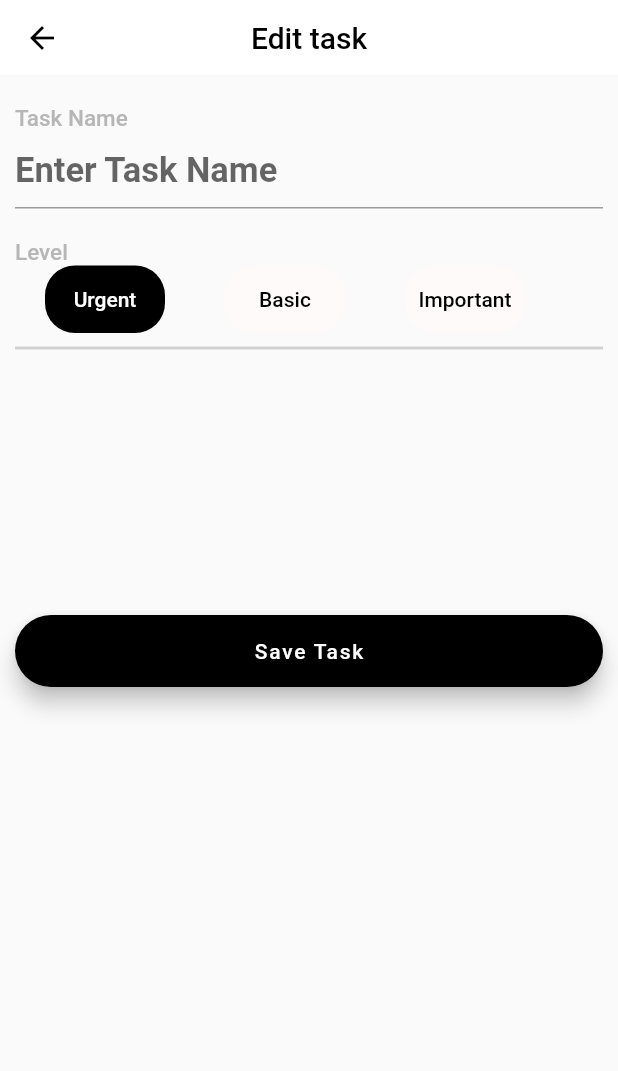
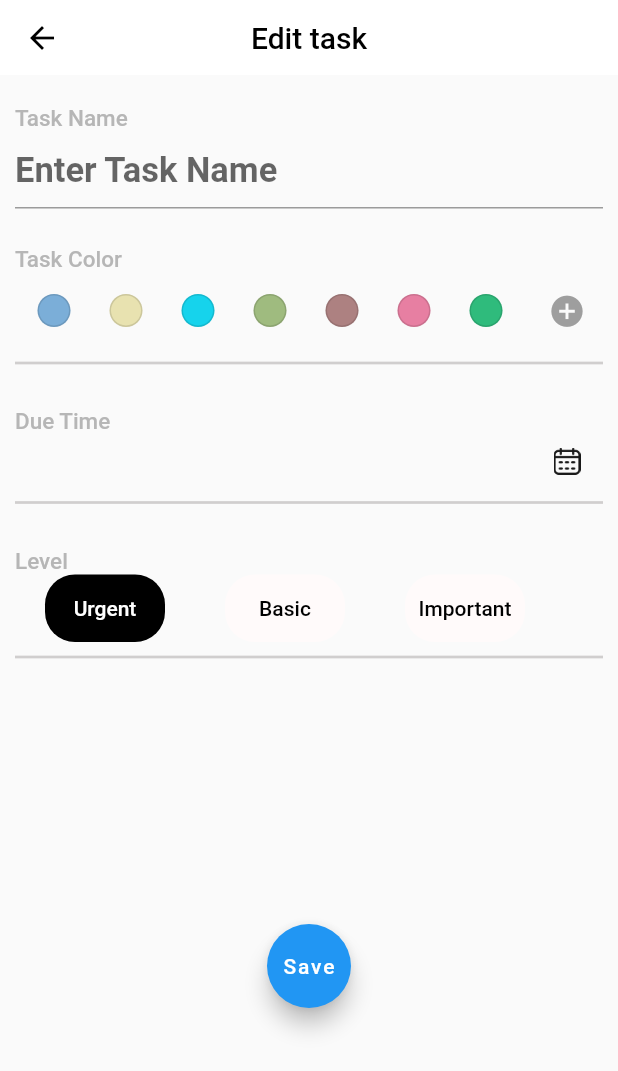
Before and after one commit to kit2512/kit_f04_todo, a Flutter app: the TaskConfig screen opened directly with sample values from the repository, on a phone screen of 412 x 824 dp. Shown: the top 1071 px of the screen. Run offline on Flutter 3.47's test engine with Material 2 defaults, Android fonts, the phone set to English and light mode, and no system bars; our stand-ins replace flutter_screenutil, hexcolor.

Commit message:
update_task

```diff
--- a/lib/main.dart
+++ b/lib/main.dart
@@ -1,7 +1,6 @@
 import 'package:demo_state_app/src/app.dart';
 import 'package:demo_state_app/src/data/task_manager.dart';
 import 'package:flutter/material.dart';
-
 import 'package:provider/provider.dart';
 
 void main() {
--- a/lib/src/ui/screen/task_screen.dart
+++ b/lib/src/ui/screen/task_screen.dart
@@ -10,11 +10,10 @@ import 'package:demo_state_app/src/ui/task_config/task_date.dart';
 import 'package:flutter/material.dart';
 
 class TaskConfig extends StatelessWidget {
-  final Task task;
-  const TaskConfig({required this.task,super.key});
+  Task? task;
+  TaskConfig({this.task, super.key});
   @override
   Widget build(BuildContext context) {
-    ColorList colorList = ColorList();
     return Scaffold(
       resizeToAvoidBottomInset: false,
       appBar: BuildAppBar(title: "Edit task"),
@@ -23,16 +22,9 @@ class TaskConfig extends StatelessWidget {
           margin: const EdgeInsets.only(left: 10, right: 10),
           child: Column(
             children: [
-              TaskName(name: task.name),
-              // TaskColor(
-              //   colorLists: colorList.colorLists,
-              //   onPressed: () {},
-              // ),
-              // const TaskDate(onTimeChanged: ),
-              // TaskPlace(
-              //   place: "",
-              //   onPressed: () {},
-              // ),
+              TaskName(name: task!.name),
+              TaskColor(color: task!.color),
+              TaskDate(date: task!.date, time: task!.time),
               const TaskLevel(),
               const TasKButtonSave(),
             ],
--- a/lib/src/ui/task_config/task_button_save.dart
+++ b/lib/src/ui/task_config/task_button_save.dart
@@ -10,7 +10,10 @@ class TasKButtonSave extends StatelessWidget {
     return Container(
       margin: const EdgeInsets.only(top: 168),
       width: 500,
-      child: FloatingButton(title: "Save Task"),
+      child: FloatingActionButton(
+        child: Text("Save"),
+        onPressed: () {},
+      ),
     );
   }
 }
--- a/lib/src/ui/task_config/task_color.dart
+++ b/lib/src/ui/task_config/task_color.dart
@@ -3,12 +3,15 @@ import 'package:flutter/material.dart';
 import 'package:hexcolor/hexcolor.dart';
 
 class TaskColor extends StatelessWidget {
-  final Function(Color) onColorsChanged;
-  final List<Color> colorLists;
-  const TaskColor(
-      {required this.colorLists, required this.onColorsChanged, super.key});
+   Color color;
+   TaskColor(
+      {
+        required this.color,
+      //  required this.onColorsChanged,
+        super.key});
   @override
   Widget build(BuildContext context) {
+    ColorList colorLists = ColorList();
     return Container(
       margin: const EdgeInsets.only(top: 25),
       child: Column(
@@ -32,7 +35,7 @@ class TaskColor extends StatelessWidget {
                   width: MediaQuery.of(context).size.width - 70,
                   child: ListView.builder(
                     shrinkWrap: true,
-                    itemCount: colorLists.length,
+                    itemCount: colorLists.colorLists.length,
                     scrollDirection: Axis.horizontal,
                     itemBuilder: (BuildContext context, int index) {
                       // if (index <= colorLists.length) {
@@ -41,16 +44,16 @@ class TaskColor extends StatelessWidget {
                         child: OutlinedButton(
                           style: ElevatedButton.styleFrom(
                             shape: const CircleBorder(),
-                            backgroundColor: colorLists[index],
+                            backgroundColor: colorLists.colorLists[index],
                             maximumSize: const Size(22, 22),
                             minimumSize: const Size(22, 22),
                           ),
                           onPressed: (){
-                            onColorsChanged(colorLists[index]);
+                            color = colorLists.colorLists[index];
                           },
                           child: Container(
                             decoration: BoxDecoration(
-                              color: colorLists[index],
+                              color: colorLists.colorLists[index],
                               shape: BoxShape.circle,
                             ),
                             width: 23,
@@ -66,7 +69,7 @@ class TaskColor extends StatelessWidget {
                   height: 20,
                   child: IconButton(
                     onPressed: () {},
-                    icon: Icon(
+                    icon:const Icon(
                       Icons.add_circle_outlined,
                       color: Colors.grey,
                       size: 25,
--- a/lib/src/ui/task_config/task_name.dart
+++ b/lib/src/ui/task_config/task_name.dart
@@ -1,14 +1,9 @@
 import 'package:flutter/material.dart';
 import 'package:hexcolor/hexcolor.dart';
 
-class TaskName extends StatefulWidget {
-   String name;
-   TaskName({required this.name,super.key});
-  @override
-  State<TaskName> createState() => _TaskNameState();
-}
-
-class _TaskNameState extends State<TaskName> {
+class TaskName extends StatelessWidget {
+  String name;
+  TaskName({required this.name, super.key});
   final nameController = TextEditingController();
   @override
   Widget build(BuildContext context) {
@@ -29,9 +24,7 @@ class _TaskNameState extends State<TaskName> {
           TextFormField(
             controller: nameController,
             onChanged: (value) {
-              setState(() {
-                widget.name = value;
-              });
+              name = nameController.text;
             },
             style: TextStyle(
               color: HexColor("#191919"),
--- a/lib/src/ui/task_config/task_place.dart
+++ b/lib/src/ui/task_config/task_place.dart
@@ -3,8 +3,8 @@ import 'package:hexcolor/hexcolor.dart';
 
 class TaskPlace extends StatelessWidget {
   final String place;
-  final Function(String) onPlaceChanged;
-  const TaskPlace({required this.place, required this.onPlaceChanged, super.key});
+  // final Function(String) onPlaceChanged;
+  const TaskPlace({required this.place, super.key});
 
   @override
   Widget build(BuildContext context) {
@@ -32,7 +32,7 @@ class TaskPlace extends StatelessWidget {
                     Text(place),
                     IconButton(
                       onPressed: () {
-                        onPlaceChanged(place);
+                        // onPlaceChanged(place);
                       },
                       icon: Icon(
                         Icons.place_outlined,
```
Also changed, not shown: lib/src/app.dart (+8 -2 lines), lib/src/ui/task_config/task_date.dart (+6 -6 lines).
